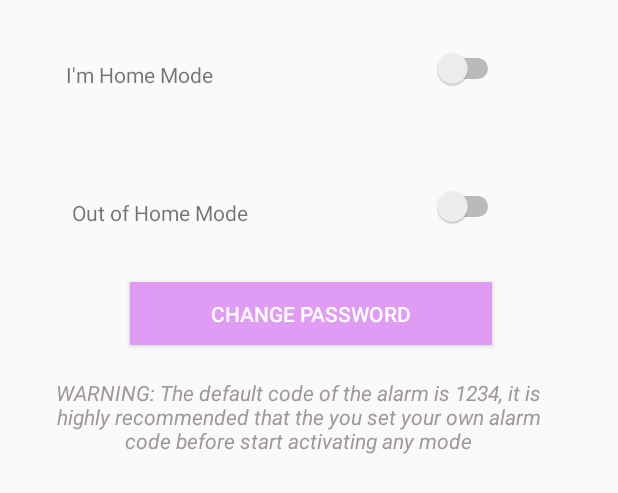
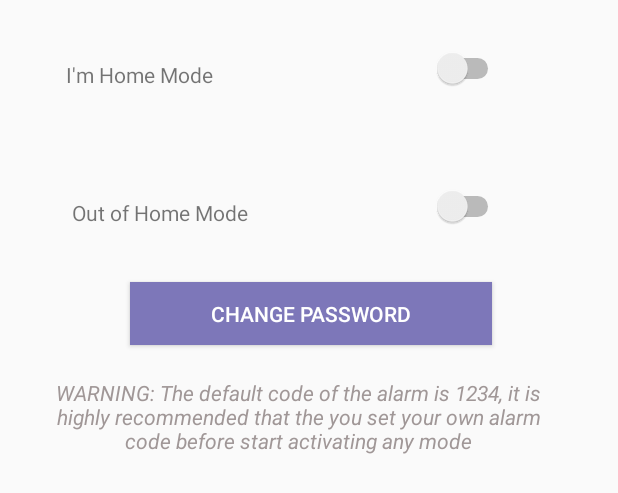
Before and after one commit to EugeDamm/HCI-App, an Android app: the layout fragment_alarm.xml on its own in the app's theme, with its tools: preview values and no code run, on a phone screen of 412 x 824 dp. Shown: the top 493 px of the screen. Run offline under Robolectric (Android 15) with nearby library versions, the phone set to English and light mode, and no system bars; network calls fail.

Commit message:
alarm fixes

```diff
--- a/app/src/main/java/ar/edu/itba/hci/smarthomesystem/AlarmFragment.java
+++ b/app/src/main/java/ar/edu/itba/hci/smarthomesystem/AlarmFragment.java
@@ -217,7 +217,7 @@ public class AlarmFragment extends Fragment{
         popUp.show();
     }
 
-    private void configSwitch(Switch switchButton, final String mode, boolean checked) {
+    private void configSwitch(final Switch switchButton, final String mode, final boolean checked) {
         switchButton.setOnCheckedChangeListener(null);
         switchButton.setChecked(checked);
         switchButton.setOnCheckedChangeListener(new CompoundButton.OnCheckedChangeListener() {
@@ -229,7 +229,7 @@ public class AlarmFragment extends Fragment{
                 }else {
                     modes= "disarm";
                 }
-                pickUpDialog(outHomeModeSwitch, modes, isChecked);
+                pickUpDialog(switchButton, modes, isChecked);
             }
         });
     }
--- a/app/src/main/java/ar/edu/itba/hci/smarthomesystem/MainActivity.java
+++ b/app/src/main/java/ar/edu/itba/hci/smarthomesystem/MainActivity.java
@@ -97,6 +97,7 @@ public class MainActivity extends AppCompatActivity implements BottomNavigationV
                         public void onResponse(ArrayList<Device> response) {
                             for (Device d : response) {
                                 if (d.getTypeId().equals(ALARM_TYPE_ID)) {
+                                    navView.setSelectedItemId(R.id.alarm);
                                     AlarmFragment alarmFragment = new AlarmFragment();
                                     Bundle bundle = new Bundle();
                                     Alarm alarm = new Alarm("", d.getName(), d.getId());
--- /dev/null
+++ b/app/src/main/res/layout-land/fragment_alarm.xml
@@ -0,0 +1,101 @@
+<?xml version="1.0" encoding="utf-8"?>
+<android.support.constraint.ConstraintLayout
+    xmlns:android="http://schemas.android.com/apk/res/android"
+    xmlns:app="http://schemas.android.com/apk/res-auto"
+    xmlns:tools="http://schemas.android.com/tools"
+    android:layout_width="match_parent"
+    android:layout_height="match_parent">
+
+    <RelativeLayout xmlns:android="http://schemas.android.com/apk/res/android"
+        xmlns:app="http://schemas.android.com/apk/res-auto"
+        xmlns:tools="http://schemas.android.com/tools"
+        android:layout_width="match_parent"
+        android:layout_height="match_parent"
+        android:orientation="horizontal"
+        tools:context=".AlarmFragment"
+        android:id="@+id/alarm"
+        tools:locale="es">
+
+        <RelativeLayout
+            android:layout_width="match_parent"
+            android:layout_height="match_parent"
+            android:orientation="horizontal">
+
+            <android.support.constraint.ConstraintLayout
+                android:layout_width="match_parent"
+                android:layout_height="match_parent">
+
+                <TextView
+                    android:id="@+id/homeMode"
+                    android:layout_width="wrap_content"
+                    android:layout_height="wrap_content"
+                    android:layout_marginStart="48dp"
+                    android:layout_marginTop="40dp"
+                    android:text="@string/home_mode"
+                    app:layout_constraintStart_toStartOf="parent"
+                    app:layout_constraintTop_toTopOf="parent" />
+
+                <Switch
+                    android:id="@+id/homeModeSwitch"
+                    android:layout_width="wrap_content"
+                    android:layout_height="wrap_content"
+                    android:layout_marginStart="288dp"
+                    android:layout_marginTop="32dp"
+                    android:checked="false"
+                    android:theme="@style/SwitchTheme"
+                    app:layout_constraintStart_toStartOf="parent"
+                    app:layout_constraintTop_toTopOf="parent" />
+
+                <TextView
+                    android:id="@+id/outHomeMode"
+                    android:layout_width="wrap_content"
+                    android:layout_height="wrap_content"
+                    android:layout_marginStart="48dp"
+                    android:layout_marginTop="132dp"
+                    android:text="@string/out_home_mode"
+                    app:layout_constraintStart_toStartOf="parent"
+                    app:layout_constraintTop_toTopOf="parent" />
+
+                <Switch
+                    android:id="@+id/outHomeModeSwitch"
+                    android:layout_width="wrap_content"
+                    android:layout_height="wrap_content"
+                    android:layout_marginStart="288dp"
+                    android:layout_marginTop="124dp"
+                    android:checked="false"
+                    android:theme="@style/SwitchTheme"
+                    app:layout_constraintStart_toStartOf="parent"
+                    app:layout_constraintTop_toTopOf="parent" />
+
+                <Button
+                    android:id="@+id/changePassword"
+                    android:layout_width="241dp"
+                    android:layout_height="42dp"
+                    android:layout_gravity="center_horizontal"
+                    android:layout_marginStart="48dp"
+                    android:layout_marginTop="208dp"
+                    android:background="#7D77B9"
+                    android:text="@string/change_password"
+                    android:textColor="#FFFF"
+                    app:layout_constraintStart_toStartOf="parent"
+                    app:layout_constraintTop_toTopOf="parent" />
+
+                <TextView
+                    android:id="@+id/textView"
+                    android:layout_width="297dp"
+                    android:layout_height="80dp"
+                    android:layout_marginStart="368dp"
+                    android:layout_marginTop="32dp"
+                    android:text="@string/alarm_code_warning"
+                    android:textAlignment="center"
+                    android:textAppearance="@style/TextAppearance.AppCompat.Body1"
+                    android:textColor="#DC918787"
+                    android:textStyle="italic"
+                    app:layout_constraintStart_toStartOf="parent"
+                    app:layout_constraintTop_toTopOf="parent" />
+
+            </android.support.constraint.ConstraintLayout>
+        </RelativeLayout>
+    </RelativeLayout>
+
+</android.support.constraint.ConstraintLayout>
--- a/app/src/main/res/layout/fragment_alarm.xml
+++ b/app/src/main/res/layout/fragment_alarm.xml
@@ -67,7 +67,7 @@
                 android:layout_gravity="center_horizontal"
                 android:layout_marginTop="188dp"
                 android:layout_marginEnd="84dp"
-                android:background="#E09BF5"
+                android:background="#7D77B9"
                 android:text="@string/change_password"
                 android:textColor="#FFFF"
                 app:layout_constraintEnd_toEndOf="parent"
--- a/app/src/main/res/values/colors.xml
+++ b/app/src/main/res/values/colors.xml
@@ -1,6 +1,6 @@
 <?xml version="1.0" encoding="utf-8"?>
 <resources>
-    <color name="colorPrimary">#C69FB4</color>
-    <color name="colorPrimaryDark">#B69FB4</color>
-    <color name="colorAccent">#C69FB4</color>
+    <color name="colorPrimary">#A76789</color>
+    <color name="colorPrimaryDark">#B699BD</color>
+    <color name="colorAccent">#A76789</color>
 </resources>
```
